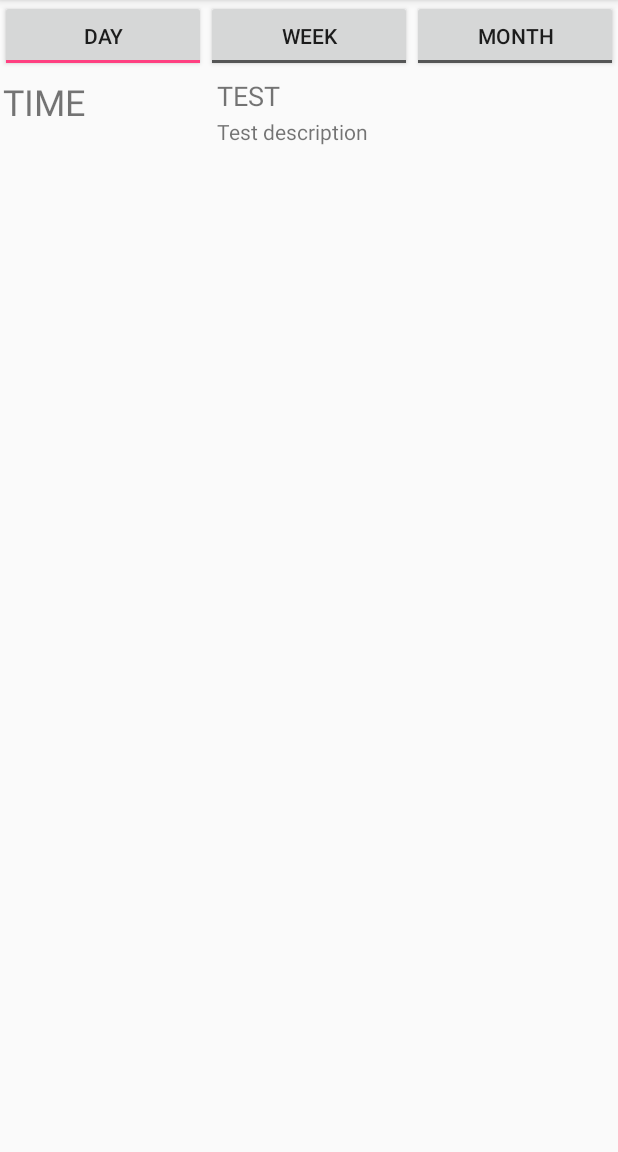
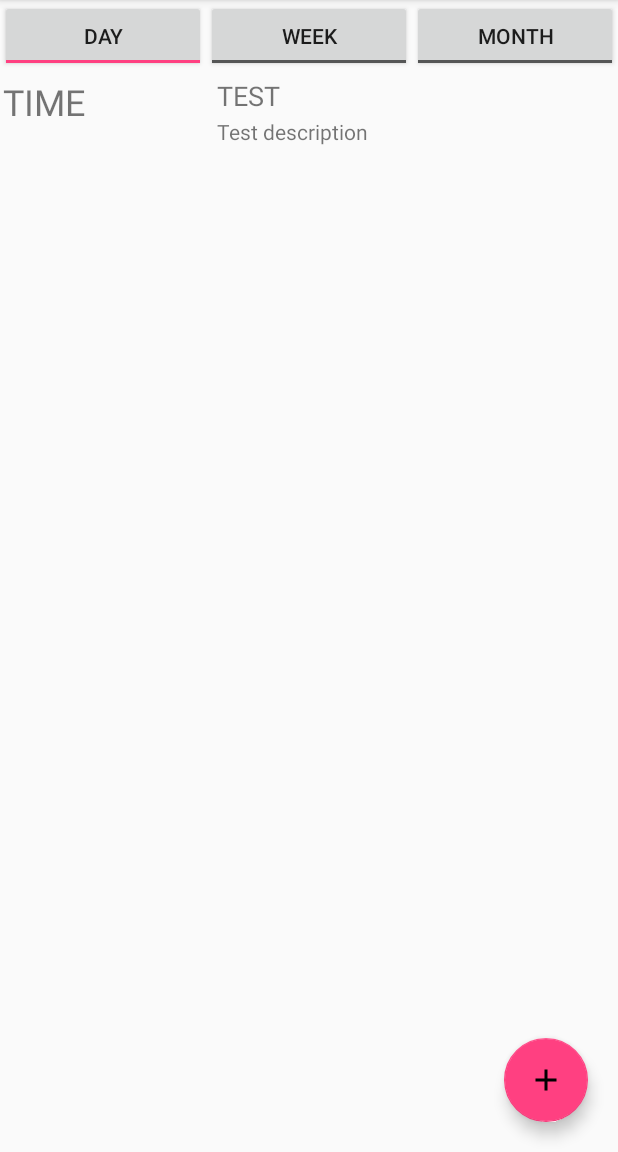
Before and after one commit to Eternali/AndroidProjects, an Android app: the screen it shows after launch (MainActivity), after a tap on "DAY", on a phone screen of 412 x 824 dp, the part 84-1236 px from its top. Run offline under Robolectric (Android 15) with nearby library versions, the phone set to English and light mode, and no system bars.

Commit message:
got working on desktop

```diff
--- /dev/null
+++ b/syde161proto01/src/main/res/drawable/ic_add_black_24dp.xml
@@ -0,0 +1,9 @@
+<vector xmlns:android="http://schemas.android.com/apk/res/android"
+        android:width="24dp"
+        android:height="24dp"
+        android:viewportWidth="24.0"
+        android:viewportHeight="24.0">
+    <path
+        android:fillColor="#FF000000"
+        android:pathData="M19,13h-6v6h-2v-6H5v-2h6V5h2v6h6v2z"/>
+</vector>
--- a/syde161proto01/src/main/res/layout/activity_main.xml
+++ b/syde161proto01/src/main/res/layout/activity_main.xml
@@ -64,4 +64,21 @@
         app:layout_constraintTop_toBottomOf="@id/overviewLayout">
     </LinearLayout>
 
+    <android.support.design.widget.FloatingActionButton
+        android:id="@+id/addButton"
+        android:layout_width="wrap_content"
+        android:layout_height="wrap_content"
+        android:layout_marginBottom="20dp"
+        android:layout_marginRight="20dp"
+        android:layout_marginEnd="20dp"
+        android:clickable="true"
+        android:focusable="true"
+        android:hapticFeedbackEnabled="true"
+        android:src="@drawable/ic_add_black_24dp"
+        app:backgroundTint="@color/colorAccent"
+        app:elevation="6dp"
+        app:fabSize="normal"
+        app:layout_constraintBottom_toBottomOf="parent"
+        app:layout_constraintRight_toRightOf="parent" />
+
 </android.support.constraint.ConstraintLayout>
```
